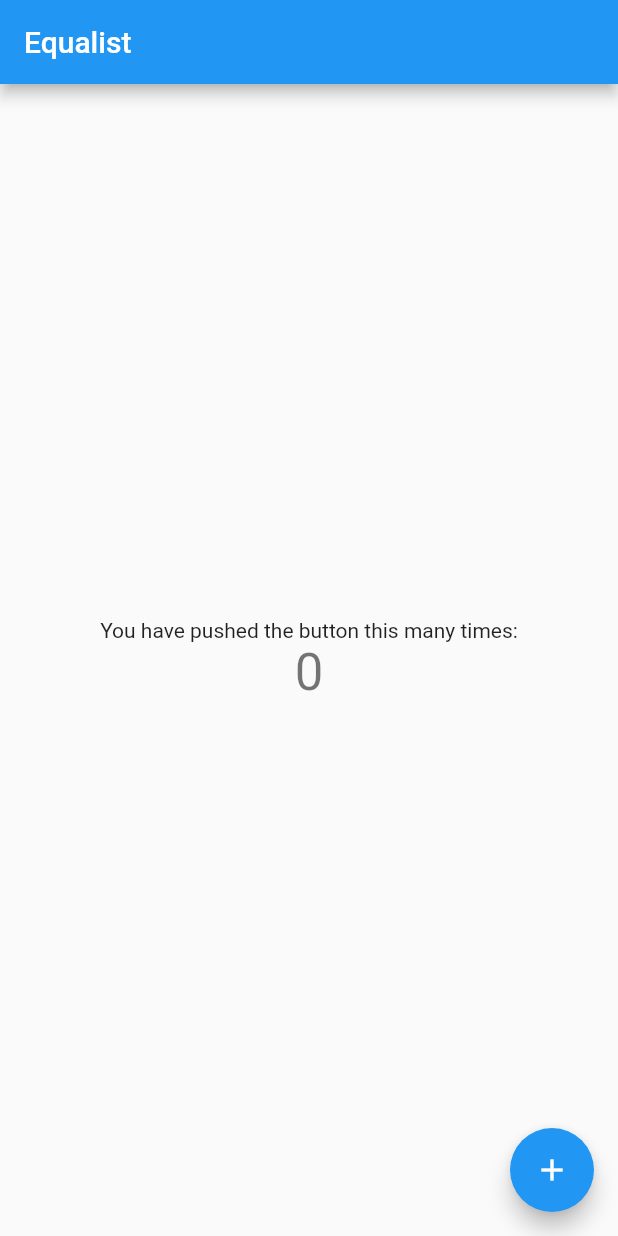
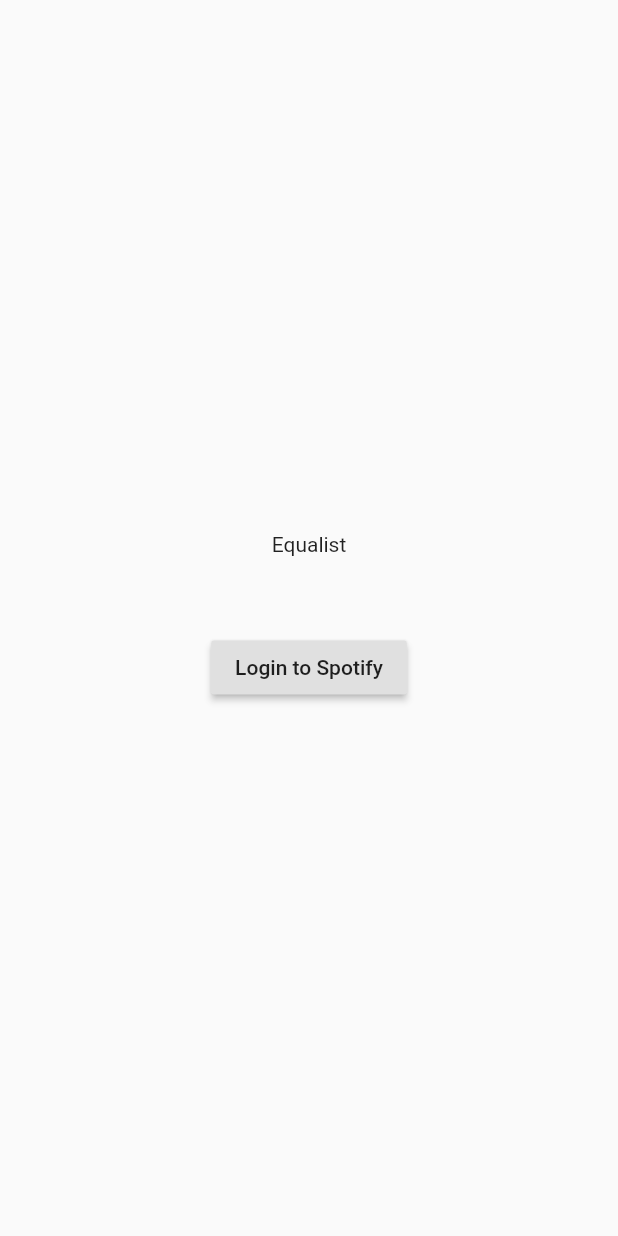
Before and after one commit to bnair2001/equalist-frontend, a Flutter app: the screen it shows after launch, on a phone screen of 412 x 824 dp. Run offline on Flutter 3.47's test engine with Material 2 defaults, Android fonts, the phone set to English and light mode, and no system bars; our stand-ins replace fluro, shared_preferences.

Commit message:
Cookies, oauth redirect

```diff
--- a/lib/fluro_router.dart
+++ b/lib/fluro_router.dart
@@ -1,6 +1,9 @@
 import 'package:equalist/main.dart';
+import 'package:equalist/services.dart';
+import 'package:equalist/verify.dart';
 import 'package:fluro/fluro.dart';
 import 'package:flutter/material.dart' as mat;
+import 'package:shared_preferences/shared_preferences.dart';
 
 class FRouter {
   static final router = FluroRouter();
@@ -10,12 +13,24 @@ class FRouter {
     var code = params['code']?.first;
     //var account = params['account']?.first;
     print(code);
+
     // Use name and account values
     return MyHomePage(
       title: "Equalist",
     );
   });
+
+  static Handler _verifyHandler = Handler(
+      handlerFunc: (mat.BuildContext context, Map<String, dynamic> params) {
+    //var code = params['code']?.first;
+    //var account = params['account']?.first;
+    //print(code);
+    // Use name and account values
+    return Verify();
+  });
+
   static void setupRouter() {
     router.define("login", handler: _homeHandler);
+    router.define("verify", handler: _verifyHandler);
   }
 }
--- a/lib/main.dart
+++ b/lib/main.dart
@@ -14,7 +14,7 @@ class MyApp extends StatelessWidget {
   Widget build(BuildContext context) {
     return MaterialApp(
       title: 'Flutter Demo',
-      initialRoute: 'login',
+      initialRoute: 'verify',
       onGenerateRoute: FRouter.router.generator,
       theme: ThemeData(
         // This is the theme of your application.
--- /dev/null
+++ b/lib/services.dart
@@ -0,0 +1,18 @@
+import 'package:shared_preferences/shared_preferences.dart';
+
+class Services {
+  static Future<SharedPreferences> sharedprefs() async {
+    SharedPreferences prefs = await SharedPreferences.getInstance();
+    return prefs;
+  }
+
+  static Future<bool> checkLogin() async {
+    SharedPreferences prefs = await sharedprefs();
+    print(prefs.getString("ref_token"));
+    if (prefs.getString("ref_token") == null) {
+      return false;
+    } else {
+      return true;
+    }
+  }
+}
--- /dev/null
+++ b/lib/verify.dart
@@ -0,0 +1,54 @@
+import 'package:equalist/services.dart';
+import 'package:flutter/material.dart';
+import 'package:url_launcher/url_launcher.dart';
+
+class Verify extends StatefulWidget {
+  Verify({Key key}) : super(key: key);
+
+  @override
+  _VerifyState createState() => _VerifyState();
+}
+
+class _VerifyState extends State<Verify> {
+  @override
+  void initState() {
+    super.initState();
+    checkLogin();
+  }
+
+  checkLogin() async {
+    bool login = await Services.checkLogin();
+    print(login);
+  }
+
+  _launchURL() async {
+    const url = 'https://calm-oasis-20606.herokuapp.com/login';
+    if (await canLaunch(url)) {
+      await launch(url);
+    } else {
+      throw 'Could not launch $url';
+    }
+  }
+
+  @override
+  Widget build(BuildContext context) {
+    return Scaffold(
+      //backgroundColor: Color.fromARGB(255, 28, 26, 26),
+      body: Center(
+        child: Column(
+          mainAxisAlignment: MainAxisAlignment.center,
+          children: <Widget>[
+            Text("Equalist"),
+            SizedBox(
+              height: 50,
+            ),
+            RaisedButton(
+              onPressed: _launchURL,
+              child: Text("Login to Spotify"),
+            ),
+          ],
+        ),
+      ),
+    );
+  }
+}
--- a/pubspec.yaml
+++ b/pubspec.yaml
@@ -26,6 +26,9 @@ dependencies:
   fluro: ^1.7.8
   flutter_web_plugins:
     sdk: flutter
+  url_launcher: ^5.7.10
+  shared_preferences: ^0.5.12+4
+  google_fonts: ^1.1.1
 
 
   # The following adds the Cupertino Icons font to your application.
```
Also changed, not shown: pubspec.lock.
